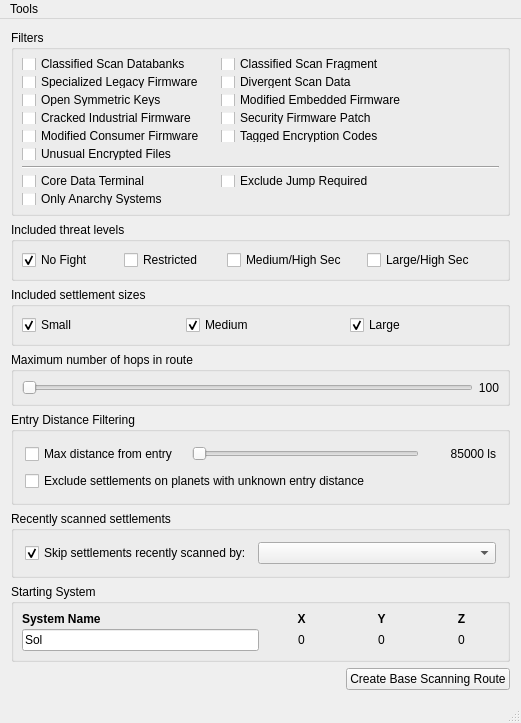
Old version of the form src/MainWindow.ui in the repository neotron/EDPathFinder.
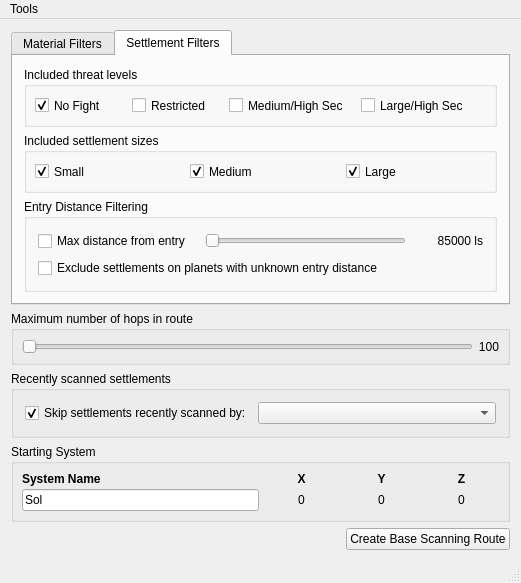
New version of the form. The open tabs and pages were chosen to show the change. Custom widgets are drawn as their Qt base class.

Commit message: Changed layout to require less vertical space.  (Issue #6)

Diff of the .ui file:
```diff
--- a/src/MainWindow.ui
+++ b/src/MainWindow.ui
@@ -7,7 +7,7 @@
     <x>0</x>
     <y>0</y>
     <width>521</width>
-    <height>723</height>
+    <height>563</height>
    </rect>
   </property>
   <property name="sizePolicy">
@@ -19,7 +19,7 @@
   <property name="minimumSize">
    <size>
     <width>521</width>
-    <height>723</height>
+    <height>0</height>
    </size>
   </property>
   <property name="windowTitle">
@@ -35,7 +35,7 @@
    <property name="minimumSize">
     <size>
      <width>521</width>
-     <height>680</height>
+     <height>0</height>
     </size>
    </property>
    <property name="baseSize">
@@ -46,44 +46,28 @@
    </property>
    <layout class="QVBoxLayout" name="verticalLayout">
     <item>
-     <widget class="QGroupBox" name="groupBox_2">
-      <property name="sizePolicy">
-       <sizepolicy hsizetype="MinimumExpanding" vsizetype="MinimumExpanding">
-        <horstretch>0</horstretch>
-        <verstretch>0</verstretch>
-       </sizepolicy>
+     <widget class="QTabWidget" name="filterTabs">
+      <property name="currentIndex">
+       <number>0</number>
       </property>
-      <property name="minimumSize">
-       <size>
-        <width>0</width>
-        <height>0</height>
-       </size>
-      </property>
-      <property name="title">
-       <string>Filters</string>
-      </property>
-      <property name="flat">
-       <bool>false</bool>
-      </property>
-      <property name="checkable">
-       <bool>false</bool>
-      </property>
+      <widget class="QWidget" name="materialFilterTab">
+       <attribute name="title">
+        <string>Material Filters</string>
+       </attribute>
       <layout class="QGridLayout" name="gridLayout_2">
-       <property name="leftMargin">
-        <number>8</number>
-       </property>
-       <property name="topMargin">
-        <number>8</number>
-       </property>
-       <property name="rightMargin">
-        <number>8</number>
-       </property>
-       <property name="bottomMargin">
-        <number>8</number>
-       </property>
-       <property name="horizontalSpacing">
-        <number>15</number>
-       </property>
+        <item row="0" column="0">
+         <widget class="QCheckBox" name="csd">
+          <property name="sizePolicy">
+           <sizepolicy hsizetype="MinimumExpanding" vsizetype="Preferred">
+            <horstretch>0</horstretch>
+            <verstretch>0</verstretch>
+           </sizepolicy>
+          </property>
+          <property name="text">
+           <string>Classified Scan Databanks</string>
+          </property>
+         </widget>
+        </item>
        <item row="0" column="1">
         <widget class="QCheckBox" name="csf">
          <property name="sizePolicy">
@@ -306,9 +290,76 @@
          </property>
         </widget>
        </item>
-      </layout>
-     </widget>
-    </item>
+        <item row="7" column="0">
+         <widget class="QCheckBox" name="cdt">
+          <property name="sizePolicy">
+           <sizepolicy hsizetype="MinimumExpanding" vsizetype="MinimumExpanding">
+            <horstretch>0</horstretch>
+            <verstretch>0</verstretch>
+           </sizepolicy>
+          </property>
+          <property name="minimumSize">
+           <size>
+            <width>0</width>
+            <height>0</height>
+           </size>
+          </property>
+          <property name="toolTip">
+           <string>The base includes a scannable Core Data Terminal for extra income.</string>
+          </property>
+          <property name="text">
+           <string>Core Data Terminal</string>
+          </property>
+          <property name="checked">
+           <bool>false</bool>
+          </property>
+         </widget>
+        </item>
+        <item row="7" column="1">
+         <widget class="QCheckBox" name="jump">
+          <property name="sizePolicy">
+           <sizepolicy hsizetype="MinimumExpanding" vsizetype="MinimumExpanding">
+            <horstretch>0</horstretch>
+            <verstretch>0</verstretch>
+           </sizepolicy>
+          </property>
+          <property name="minimumSize">
+           <size>
+            <width>278</width>
+            <height>0</height>
+           </size>
+          </property>
+          <property name="toolTip">
+           <string>Exclude bases that require wall climbing and/or jumping to reach all data points (safely). </string>
+          </property>
+          <property name="text">
+           <string>Exclude Jump Required</string>
+          </property>
+         </widget>
+        </item>
+        <item row="8" column="0">
+         <widget class="QCheckBox" name="anarchy">
+          <property name="sizePolicy">
+           <sizepolicy hsizetype="MinimumExpanding" vsizetype="MinimumExpanding">
+            <horstretch>0</horstretch>
+            <verstretch>0</verstretch>
+           </sizepolicy>
+          </property>
+          <property name="toolTip">
+           <string>Only include bases in anarchy systems (no bounties).</string>
+          </property>
+          <property name="text">
+           <string>Only Anarchy Systems</string>
+          </property>
+         </widget>
+        </item>
+       </layout>
+      </widget>
+      <widget class="QWidget" name="settlementFilterTab">
+       <attribute name="title">
+        <string>Settlement Filters</string>
+       </attribute>
+       <layout class="QVBoxLayout" name="verticalLayout_4">
     <item>
      <widget class="QGroupBox" name="groupBox_3">
       <property name="sizePolicy">
@@ -502,83 +553,6 @@
       </layout>
      </widget>
     </item>
-    <item>
-     <widget class="QGroupBox" name="groupBox_5">
-      <property name="sizePolicy">
-       <sizepolicy hsizetype="MinimumExpanding" vsizetype="MinimumExpanding">
-        <horstretch>0</horstretch>
-        <verstretch>0</verstretch>
-       </sizepolicy>
-      </property>
-      <property name="title">
-       <string>Maximum number of hops in route</string>
-      </property>
-      <layout class="QHBoxLayout" name="horizontalLayout_4">
-       <property name="spacing">
-        <number>5</number>
-       </property>
-       <property name="leftMargin">
-        <number>8</number>
-       </property>
-       <property name="topMargin">
-        <number>8</number>
-       </property>
-       <property name="rightMargin">
-        <number>8</number>
-       </property>
-       <property name="bottomMargin">
-        <number>8</number>
-       </property>
-       <item>
-        <widget class="QSlider" name="systemCountSlider">
-         <property name="sizePolicy">
-          <sizepolicy hsizetype="Expanding" vsizetype="Fixed">
-           <horstretch>0</horstretch>
-           <verstretch>100</verstretch>
-          </sizepolicy>
-         </property>
-         <property name="maximum">
-          <number>0</number>
-         </property>
-         <property name="orientation">
-          <enum>Qt::Horizontal</enum>
-         </property>
-         <property name="invertedControls">
-          <bool>false</bool>
-         </property>
-         <property name="tickPosition">
-          <enum>QSlider::NoTicks</enum>
-         </property>
-         <property name="tickInterval">
-          <number>5</number>
-         </property>
-        </widget>
-       </item>
-       <item>
-        <widget class="QLabel" name="systemCountLabel">
-         <property name="sizePolicy">
-          <sizepolicy hsizetype="Preferred" vsizetype="Preferred">
-           <horstretch>0</horstretch>
-           <verstretch>0</verstretch>
-          </sizepolicy>
-         </property>
-         <property name="minimumSize">
-          <size>
-           <width>0</width>
-           <height>0</height>
-          </size>
-         </property>
-         <property name="text">
-          <string>100</string>
-         </property>
-         <property name="alignment">
-          <set>Qt::AlignRight|Qt::AlignTrailing|Qt::AlignVCenter</set>
-         </property>
-        </widget>
-       </item>
-      </layout>
-     </widget>
-    </item>
     <item>
      <widget class="QGroupBox" name="groupBox">
       <property name="title">
@@ -641,6 +615,87 @@
         <widget class="QCheckBox" name="unknownDistance">
          <property name="text">
           <string>Exclude settlements on planets with unknown entry distance</string>
+             </property>
+            </widget>
+           </item>
+          </layout>
+         </widget>
+        </item>
+       </layout>
+      </widget>
+     </widget>
+    </item>
+    <item>
+     <widget class="QGroupBox" name="systemCountGroup">
+      <property name="sizePolicy">
+       <sizepolicy hsizetype="MinimumExpanding" vsizetype="MinimumExpanding">
+        <horstretch>0</horstretch>
+        <verstretch>0</verstretch>
+       </sizepolicy>
+      </property>
+      <property name="title">
+       <string>Maximum number of hops in route</string>
+      </property>
+      <layout class="QHBoxLayout" name="horizontalLayout_4">
+       <property name="spacing">
+        <number>5</number>
+       </property>
+       <property name="leftMargin">
+        <number>8</number>
+       </property>
+       <property name="topMargin">
+        <number>8</number>
+       </property>
+       <property name="rightMargin">
+        <number>8</number>
+       </property>
+       <property name="bottomMargin">
+        <number>8</number>
+       </property>
+       <item>
+        <widget class="QSlider" name="systemCountSlider">
+         <property name="sizePolicy">
+          <sizepolicy hsizetype="Expanding" vsizetype="Fixed">
+           <horstretch>0</horstretch>
+           <verstretch>100</verstretch>
+          </sizepolicy>
+         </property>
+         <property name="maximum">
+          <number>0</number>
+         </property>
+         <property name="orientation">
+          <enum>Qt::Horizontal</enum>
+         </property>
+         <property name="invertedControls">
+          <bool>false</bool>
+         </property>
+         <property name="tickPosition">
+          <enum>QSlider::NoTicks</enum>
+         </property>
+         <property name="tickInterval">
+          <number>5</number>
+         </property>
+        </widget>
+       </item>
+       <item>
+        <widget class="QLabel" name="systemCountLabel">
+         <property name="sizePolicy">
+          <sizepolicy hsizetype="Preferred" vsizetype="Preferred">
+           <horstretch>0</horstretch>
+           <verstretch>0</verstretch>
+          </sizepolicy>
+         </property>
+         <property name="minimumSize">
+          <size>
+           <width>0</width>
+           <height>0</height>
+          </size>
+         </property>
+         <property name="text">
+          <string>100</string>
+         </property>
+         <property name="alignment">
+          <set>Qt::AlignRight|Qt::AlignTrailing|Qt::AlignVCenter</set>
          </property>
         </widget>
        </item>
```
Left out of the diff: 146 changed lines with no effect on the pictures. Lines whose indentation alone changed are shown as unchanged. The commit also changes 2 other files.
